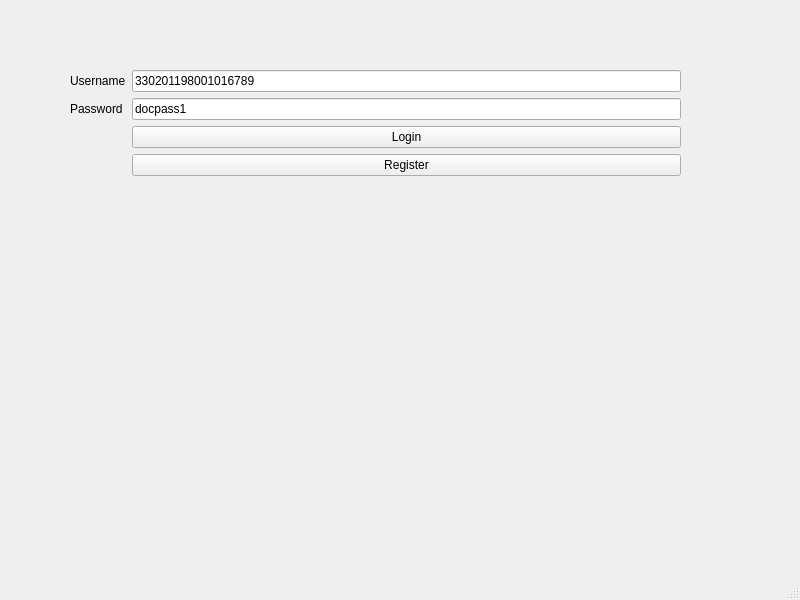
Qt form src/doctor-client/src/doctorlogin.ui (bit-cs-practicing/MedicalIntelligence) before a commit.
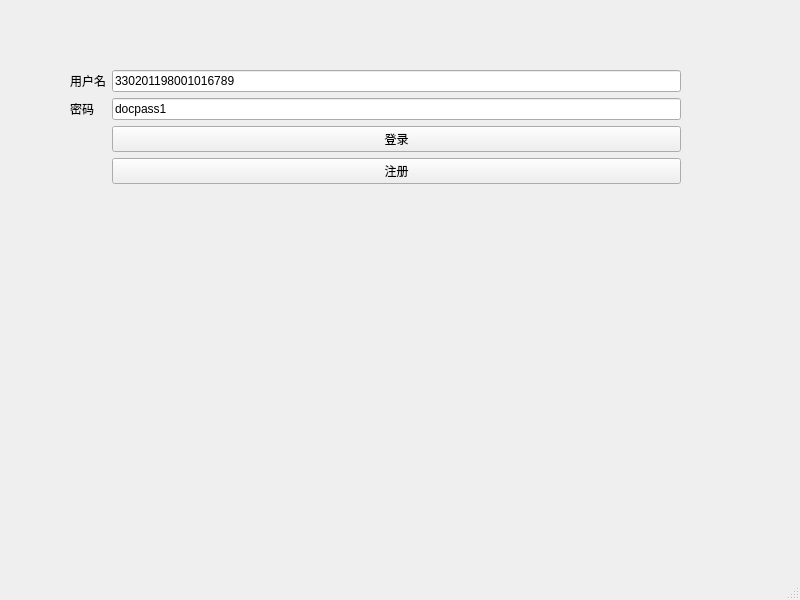
The same form after that commit.

Commit message: fix(doctor-client/ui): sinicize login and register ui

```diff
--- a/src/doctor-client/src/doctorlogin.ui
+++ b/src/doctor-client/src/doctorlogin.ui
@@ -41,28 +41,28 @@
      <item row="2" column="1">
       <widget class="QPushButton" name="loginBtn">
        <property name="text">
-        <string>Login</string>
+        <string>登录</string>
        </property>
       </widget>
      </item>
      <item row="3" column="1">
       <widget class="QPushButton" name="registerBtn">
        <property name="text">
-        <string>Register</string>
+        <string>注册</string>
        </property>
       </widget>
      </item>
      <item row="0" column="0">
       <widget class="QLabel" name="label">
        <property name="text">
-        <string>Username</string>
+        <string>用户名</string>
        </property>
       </widget>
      </item>
      <item row="1" column="0">
       <widget class="QLabel" name="label_2">
        <property name="text">
-        <string>Password</string>
+        <string>密码</string>
        </property>
       </widget>
      </item>
```
Left out of the diff: 2 changed lines with no effect on the pictures. The commit also changes 1 other file.
